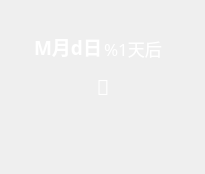
The window that display/eventnodewidget.ui (bili9blood/class-system) describes before a commit, drawn with Qt 5.
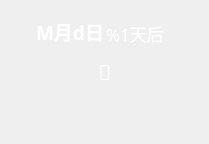
The same window after the commit.

```diff
--- a/display/eventnodewidget.ui
+++ b/display/eventnodewidget.ui
@@ -6,8 +6,8 @@
    <rect>
     <x>0</x>
     <y>0</y>
-    <width>205</width>
-    <height>174</height>
+    <width>209</width>
+    <height>144</height>
    </rect>
   </property>
   <property name="windowTitle">
@@ -15,16 +15,16 @@
   </property>
   <layout class="QVBoxLayout" name="main_layout" stretch="1,1,1">
    <property name="leftMargin">
-    <number>0</number>
+    <number>4</number>
    </property>
    <property name="topMargin">
-    <number>0</number>
+    <number>2</number>
    </property>
    <property name="rightMargin">
-    <number>0</number>
+    <number>4</number>
    </property>
    <property name="bottomMargin">
-    <number>0</number>
+    <number>2</number>
    </property>
    <item>
     <layout class="QHBoxLayout" name="date_days_layout">
@@ -131,7 +131,7 @@
     <widget class="QLabel" name="name_label">
      <property name="styleSheet">
       <string notr="true">font-family: Microsoft Yahei;
-font-size: 17.25pt;
+font-size: 14.25pt;
 color: white;
 font-weight: bold;</string>
      </property>
```
